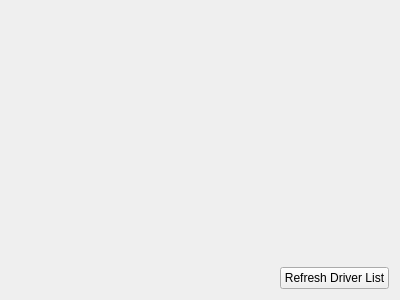
First picture: the form in src/Module.ui, repository KDE/kubuntu-driver-kcm, before the edit.
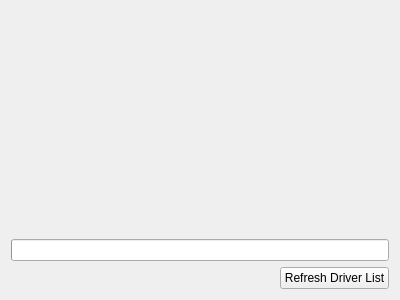
Second picture: the form after the edit. Icons and pictures are not drawn.

```diff
--- a/src/Module.ui
+++ b/src/Module.ui
@@ -33,6 +33,10 @@
      </property>
     </spacer>
    </item>
+   <item>
+    <widget class="QProgressBar" name="progressBar">
+    </widget>
+   </item>
    <item>
     <layout class="QHBoxLayout" name="horizontalLayout">
      <item>
```
Left out of the diff: 4 changed lines with no effect on the pictures.
